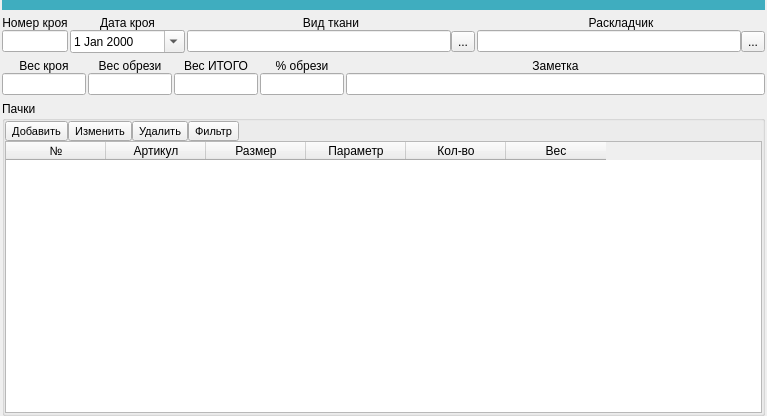
First picture: the form in ui/cut_brows.ui, repository Meller008/CRM-Avi, before the edit.
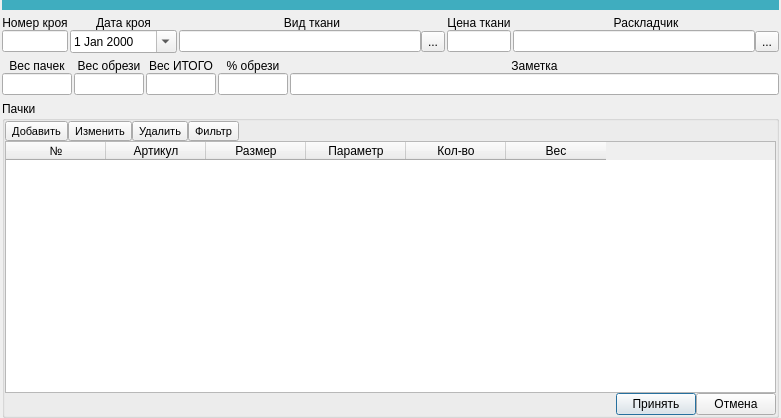
Second picture: the form after the edit.

```diff
--- a/ui/cut_brows.ui
+++ b/ui/cut_brows.ui
@@ -6,8 +6,8 @@
    <rect>
     <x>0</x>
     <y>0</y>
-    <width>767</width>
-    <height>416</height>
+    <width>781</width>
+    <height>418</height>
    </rect>
   </property>
   <property name="windowTitle">
@@ -32,37 +32,45 @@
    <item row="1" column="0">
     <layout class="QGridLayout" name="gridLayout_2">
      <item row="1" column="0">
-      <layout class="QGridLayout" name="gridLayout_3" columnstretch="1,2,5,5">
+      <layout class="QGridLayout" name="gridLayout_3" columnstretch="1,2,5,1,5">
        <property name="horizontalSpacing">
         <number>2</number>
        </property>
        <property name="verticalSpacing">
         <number>0</number>
        </property>
-       <item row="1" column="2">
-        <layout class="QHBoxLayout" name="horizontalLayout">
-         <property name="spacing">
-          <number>0</number>
+       <item row="1" column="1">
+        <widget class="QDateEdit" name="de_cut_date">
+         <property name="calendarPopup">
+          <bool>true</bool>
          </property>
-         <item>
-          <widget class="QLineEdit" name="lineEdit_3"/>
-         </item>
-         <item>
-          <widget class="QToolButton" name="toolButton">
-           <property name="text">
-            <string>...</string>
-           </property>
-          </widget>
-         </item>
-        </layout>
+        </widget>
        </item>
-       <item row="1" column="3">
+       <item row="0" column="1">
+        <widget class="QLabel" name="label">
+         <property name="text">
+          <string>&lt;html&gt;&lt;head/&gt;&lt;body&gt;&lt;p align=&quot;center&quot;&gt;Дата кроя&lt;/p&gt;&lt;/body&gt;&lt;/html&gt;</string>
+         </property>
+        </widget>
+       </item>
+       <item row="1" column="0">
+        <widget class="QLineEdit" name="le_number_cut">
+         <property name="readOnly">
+          <bool>true</bool>
+         </property>
+        </widget>
+       </item>
+       <item row="1" column="4">
         <layout class="QHBoxLayout" name="horizontalLayout_2">
          <property name="spacing">
           <number>0</number>
          </property>
          <item>
-          <widget class="QLineEdit" name="lineEdit_4"/>
+          <widget class="QLineEdit" name="le_worker_cut">
+           <property name="readOnly">
+            <bool>true</bool>
+           </property>
+          </widget>
          </item>
          <item>
           <widget class="QToolButton" name="toolButton_2">
@@ -80,41 +88,55 @@
          </property>
         </widget>
        </item>
-       <item row="0" column="2">
-        <widget class="QLabel" name="label_3">
-         <property name="text">
-          <string>&lt;html&gt;&lt;head/&gt;&lt;body&gt;&lt;p align=&quot;center&quot;&gt;Вид ткани&lt;/p&gt;&lt;/body&gt;&lt;/html&gt;</string>
-         </property>
-        </widget>
-       </item>
-       <item row="0" column="1">
-        <widget class="QLabel" name="label">
-         <property name="text">
-          <string>&lt;html&gt;&lt;head/&gt;&lt;body&gt;&lt;p align=&quot;center&quot;&gt;Дата кроя&lt;/p&gt;&lt;/body&gt;&lt;/html&gt;</string>
-         </property>
-        </widget>
-       </item>
-       <item row="1" column="0">
-        <widget class="QLineEdit" name="lineEdit"/>
-       </item>
-       <item row="0" column="3">
+       <item row="0" column="4">
         <widget class="QLabel" name="label_4">
          <property name="text">
           <string>&lt;html&gt;&lt;head/&gt;&lt;body&gt;&lt;p align=&quot;center&quot;&gt;Раскладчик&lt;/p&gt;&lt;/body&gt;&lt;/html&gt;</string>
          </property>
         </widget>
        </item>
-       <item row="1" column="1">
-        <widget class="QDateEdit" name="dateEdit">
-         <property name="calendarPopup">
-          <bool>true</bool>
+       <item row="1" column="2">
+        <layout class="QHBoxLayout" name="horizontalLayout">
+         <property name="spacing">
+          <number>0</number>
+         </property>
+         <item>
+          <widget class="QLineEdit" name="le_material_cut">
+           <property name="readOnly">
+            <bool>true</bool>
+           </property>
+          </widget>
+         </item>
+         <item>
+          <widget class="QToolButton" name="toolButton">
+           <property name="text">
+            <string>...</string>
+           </property>
+          </widget>
+         </item>
+        </layout>
+       </item>
+       <item row="0" column="2">
+        <widget class="QLabel" name="label_3">
+         <property name="text">
+          <string>&lt;html&gt;&lt;head/&gt;&lt;body&gt;&lt;p align=&quot;center&quot;&gt;Вид ткани&lt;/p&gt;&lt;/body&gt;&lt;/html&gt;</string>
+         </property>
+        </widget>
+       </item>
+       <item row="1" column="3">
+        <widget class="QLineEdit" name="cut_material_price"/>
+       </item>
+       <item row="0" column="3">
+        <widget class="QLabel" name="label_10">
+         <property name="text">
+          <string>&lt;html&gt;&lt;head/&gt;&lt;body&gt;&lt;p align=&quot;center&quot;&gt;Цена ткани&lt;/p&gt;&lt;/body&gt;&lt;/html&gt;</string>
          </property>
         </widget>
        </item>
       </layout>
      </item>
      <item row="2" column="0">
-      <layout class="QGridLayout" name="gridLayout_5" columnstretch="1,1,1,1,5">
+      <layout class="QGridLayout" name="gridLayout_5" columnstretch="1,1,1,1,7">
        <property name="horizontalSpacing">
         <number>2</number>
        </property>
@@ -122,16 +144,28 @@
         <number>0</number>
        </property>
        <item row="1" column="0">
-        <widget class="QLineEdit" name="lineEdit_5"/>
+        <widget class="QLineEdit" name="le_width_cut">
+         <property name="readOnly">
+          <bool>true</bool>
+         </property>
+        </widget>
        </item>
        <item row="1" column="1">
         <widget class="QLineEdit" name="lineEdit_6"/>
        </item>
        <item row="1" column="3">
-        <widget class="QLineEdit" name="lineEdit_8"/>
+        <widget class="QLineEdit" name="le_rest_cut">
+         <property name="readOnly">
+          <bool>true</bool>
+         </property>
+        </widget>
        </item>
        <item row="1" column="2">
-        <widget class="QLineEdit" name="lineEdit_7"/>
+        <widget class="QLineEdit" name="le_all_width_cut">
+         <property name="readOnly">
+          <bool>true</bool>
+         </property>
+        </widget>
        </item>
        <item row="0" column="2">
         <widget class="QLabel" name="label_7">
@@ -143,7 +177,7 @@
        <item row="0" column="0">
         <widget class="QLabel" name="label_5">
          <property name="text">
-          <string>&lt;html&gt;&lt;head/&gt;&lt;body&gt;&lt;p align=&quot;center&quot;&gt;Вес кроя&lt;/p&gt;&lt;/body&gt;&lt;/html&gt;</string>
+          <string>&lt;html&gt;&lt;head/&gt;&lt;body&gt;&lt;p align=&quot;center&quot;&gt;Вес пачек&lt;/p&gt;&lt;/body&gt;&lt;/html&gt;</string>
          </property>
         </widget>
        </item>
@@ -311,6 +345,37 @@
         </column>
        </widget>
       </item>
+      <item row="2" column="0">
+       <layout class="QHBoxLayout" name="horizontalLayout_4">
+        <item>
+         <spacer name="horizontalSpacer_2">
+          <property name="orientation">
+           <enum>Qt::Horizontal</enum>
+          </property>
+          <property name="sizeHint" stdset="0">
+           <size>
+            <width>40</width>
+            <height>20</height>
+           </size>
+          </property>
+         </spacer>
+        </item>
+        <item>
+         <widget class="QPushButton" name="pushButton">
+          <property name="text">
+           <string>Принять</string>
+          </property>
+         </widget>
+        </item>
+        <item>
+         <widget class="QPushButton" name="pushButton_2">
+          <property name="text">
+           <string>Отмена</string>
+          </property>
+         </widget>
+        </item>
+       </layout>
+      </item>
      </layout>
     </widget>
    </item>
```
Left out of the diff: 175 changed lines with no effect on the pictures.
